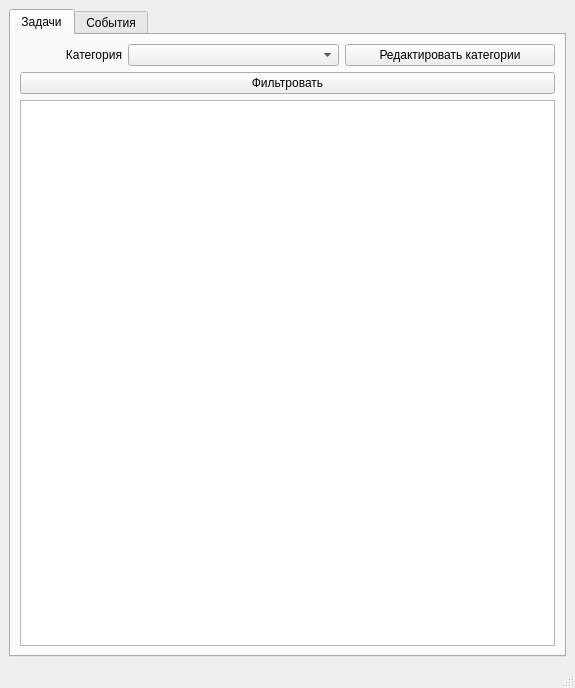
Above: ui files/mainWindow.ui from SutsuraGod/To-Do-List before the change. Below: the same form after it.
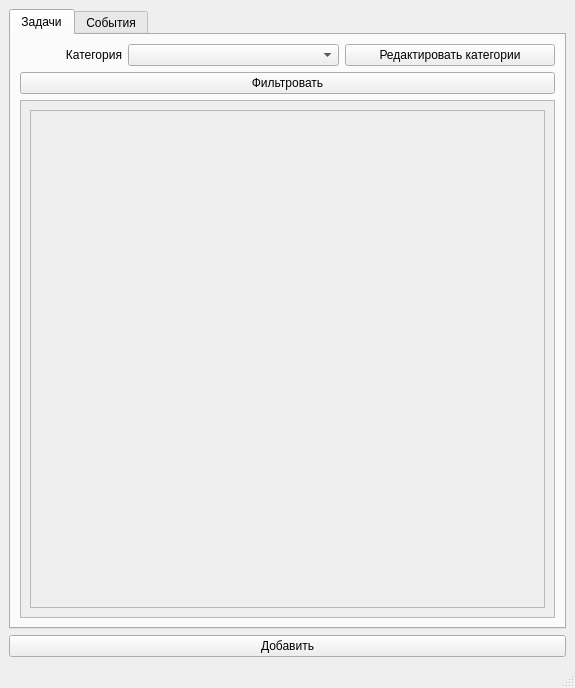
That is the form after the change.

What changed in the file:
```diff
--- a/ui files/mainWindow.ui
+++ b/ui files/mainWindow.ui
@@ -50,7 +50,33 @@
          </widget>
         </item>
         <item row="3" column="0" colspan="5">
-         <widget class="QTableWidget" name="TasksTable"/>
+         <widget class="QScrollArea" name="tasksScrollArea">
+          <property name="widgetResizable">
+           <bool>true</bool>
+          </property>
+          <widget class="QWidget" name="scrollAreaWidgetContents">
+           <property name="geometry">
+            <rect>
+             <x>0</x>
+             <y>0</y>
+             <width>531</width>
+             <height>517</height>
+            </rect>
+           </property>
+           <layout class="QGridLayout" name="gridLayout_4">
+            <item row="0" column="0">
+             <widget class="QFrame" name="tasksContainer">
+              <property name="frameShape">
+               <enum>QFrame::StyledPanel</enum>
+              </property>
+              <property name="frameShadow">
+               <enum>QFrame::Raised</enum>
+              </property>
+             </widget>
+            </item>
+           </layout>
+          </widget>
+         </widget>
         </item>
        </layout>
       </widget>
@@ -90,6 +116,13 @@
       </widget>
      </widget>
     </item>
+    <item row="1" column="0">
+     <widget class="QPushButton" name="addTaskButton">
+      <property name="text">
+       <string>Добавить</string>
+      </property>
+     </widget>
+    </item>
    </layout>
   </widget>
   <widget class="QStatusBar" name="statusbar"/>
```
Left out of the diff: 20 changed lines with no effect on the pictures.
